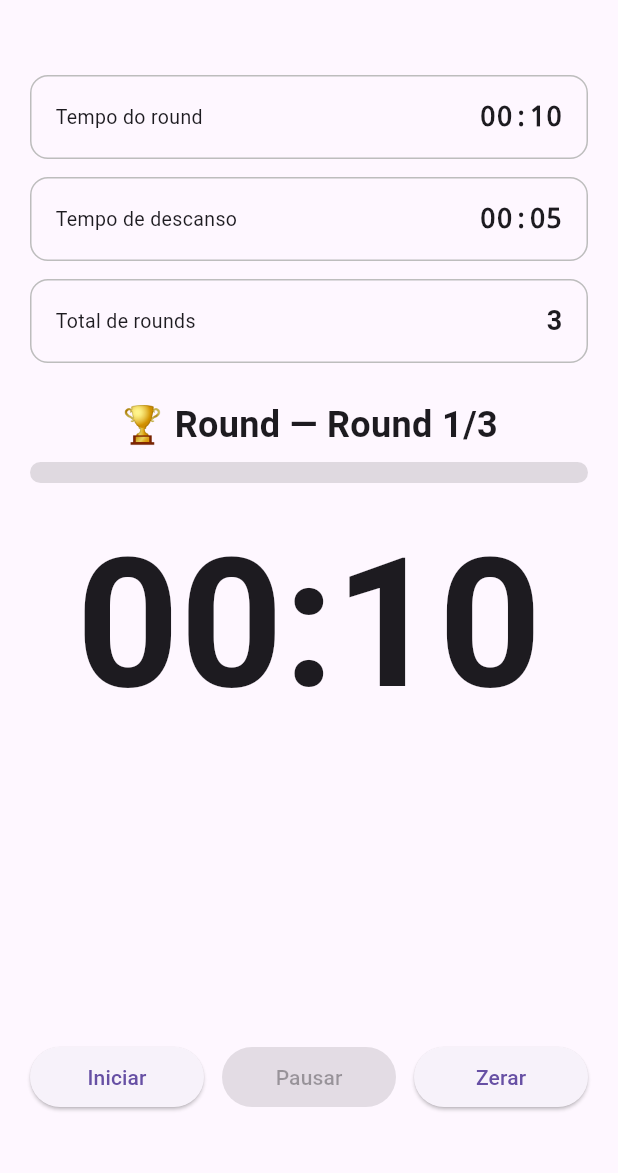
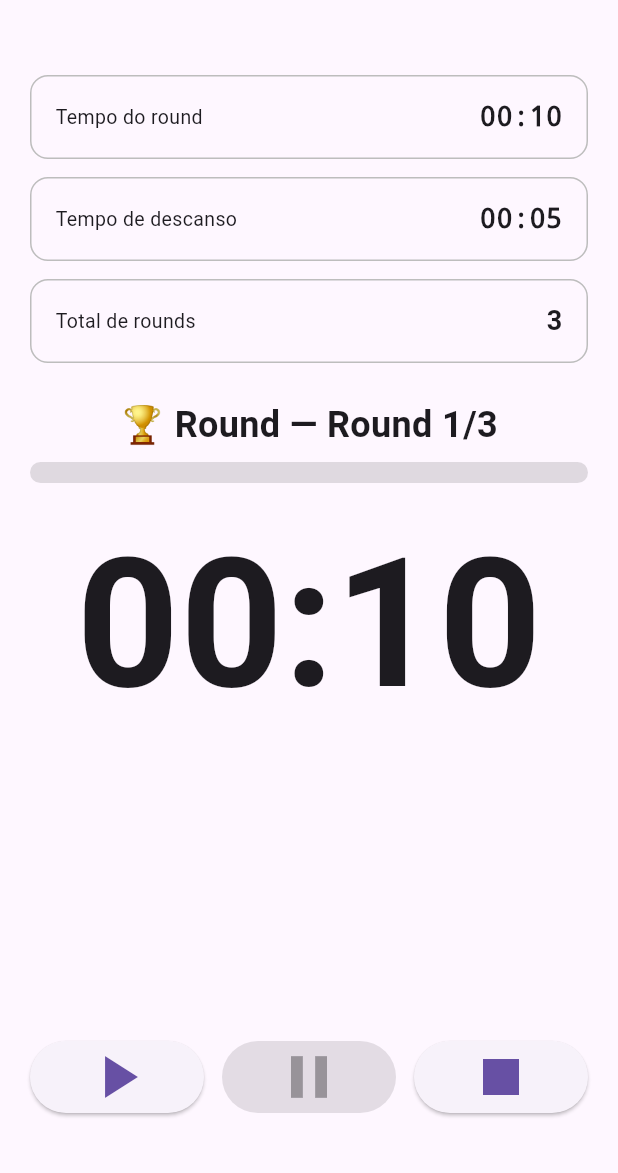
Before and after one commit to abadwallas/temporizador_abad, a Flutter app: the screen it shows after launch, on a phone screen of 412 x 824 dp, the part 63-1236 px from its top. Run offline on Flutter 3.47's test engine with Material 3 defaults, Android fonts, the phone set to English and light mode, and no system bars; our stand-ins replace audioplayers.

Commit message:
Alteração dos icones de play,pause,zerar

```diff
--- a/lib/main.dart
+++ b/lib/main.dart
@@ -401,22 +401,28 @@ class _RoundTimerPageState extends State<RoundTimerPage> {
             children: [
               Expanded(
                 child: ElevatedButton(
-                  onPressed: _startTimer,
-                  child: const Text("Iniciar"),
+                  onPressed: (){
+                    if(isRunning){
+                      _startTimer();
+                    }else{
+                      _startTimer();
+                    }
+                  },
+                  child: Icon(isRunning ? Icons.restart_alt : Icons.play_arrow, size: 48),
                 ),
               ),
               const SizedBox(width: 12),
               Expanded(
                 child: ElevatedButton(
                   onPressed: isRunning ? _pauseOrResume : null,
-                  child: Text(isPaused ? "Retomar" : "Pausar"),
+                  child: Icon(isPaused ? Icons.play_arrow : Icons.pause, size: 48),
                 ),
               ),
               const SizedBox(width: 12),
               Expanded(
                 child: ElevatedButton(
                   onPressed: _stopAndReset,
-                  child: const Text("Zerar"),
+                  child: const Icon(Icons.stop, size: 48),
                 ),
               ),
             ],
```
